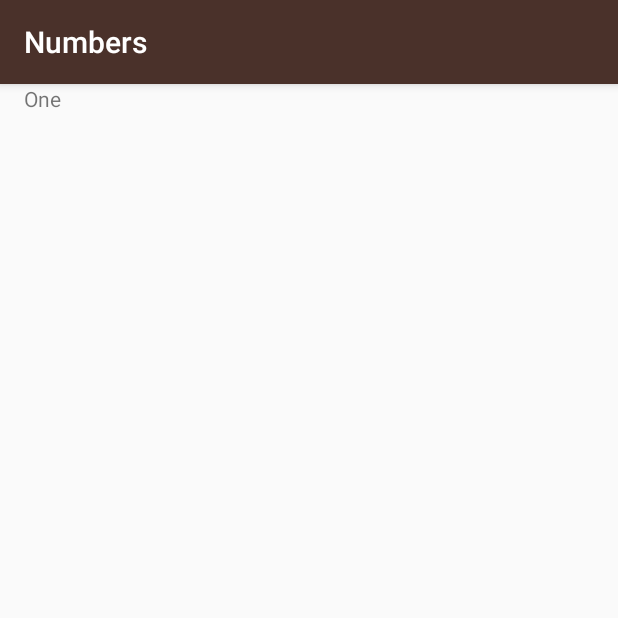
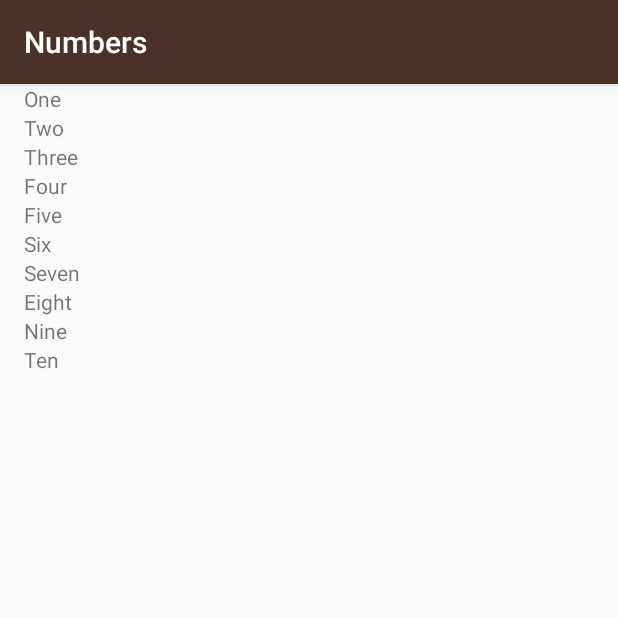
Before and after one commit to topouzid/miwok, an Android app: the NumbersActivity screen opened directly, with no data from a screen before it, on a phone screen of 412 x 824 dp, the top half of it. Run offline under Robolectric (Android 15) with nearby library versions, the phone set to English and light mode, and no system bars.

Commit message:
Three ways of implementing view lists. 1: TextViewList (arraylist of textviews) implemented. While loop. 2: TextViewList (arraylist of textviews) implemented. For Loop. 3: TextView (same for each iterration of the loop).

```diff
--- a/app/src/main/java/com/example/android/miwok/NumbersActivity.java
+++ b/app/src/main/java/com/example/android/miwok/NumbersActivity.java
@@ -17,28 +17,35 @@ public class NumbersActivity extends AppCompatActivity {
         setContentView(R.layout.activity_numbers);
 
         Intent startupIntent = getIntent();
-        String[] wordsArray = new String[10];
-        wordsArray[0] = "One";
-        wordsArray[1] = "Two";
-        wordsArray[2] = "Three";
-        wordsArray[3] = "Four";
-        wordsArray[4] = "Five";
-        wordsArray[5] = "Six";
-        wordsArray[6] = "Seven";
-        wordsArray[7] = "Eight";
-        wordsArray[8] = "Nine";
-        wordsArray[9] = "Ten";
-        Log.v("NumbersActivity", "Array Index 0 " + wordsArray[0]);
-        Log.v("NumbersActivity", "Array Index 1 " + wordsArray[1]);
-        Log.v("NumbersActivity", "Array Index 2 " + wordsArray[2]);
-        Log.v("NumbersActivity", "Array Index 3 " + wordsArray[3]);
-        Log.v("NumbersActivity", "Array Index 4 " + wordsArray[4]);
-        Log.v("NumbersActivity", "Array Index 5 " + wordsArray[5]);
-        Log.v("NumbersActivity", "Array Index 6 " + wordsArray[6]);
-        Log.v("NumbersActivity", "Array Index 7 " + wordsArray[7]);
-        Log.v("NumbersActivity", "Array Index 8 " + wordsArray[8]);
-        Log.v("NumbersActivity", "Array Index 9 " + wordsArray[9]);
 
+        /**
+         * Words are stored in an array of size 10
+         */
+//        String[] wordsArray = new String[10];
+//        wordsArray[0] = "One";
+//        wordsArray[1] = "Two";
+//        wordsArray[2] = "Three";
+//        wordsArray[3] = "Four";
+//        wordsArray[4] = "Five";
+//        wordsArray[5] = "Six";
+//        wordsArray[6] = "Seven";
+//        wordsArray[7] = "Eight";
+//        wordsArray[8] = "Nine";
+//        wordsArray[9] = "Ten";
+//        Log.v("NumbersActivity", "Array Index 0 " + wordsArray[0]);
+//        Log.v("NumbersActivity", "Array Index 1 " + wordsArray[1]);
+//        Log.v("NumbersActivity", "Array Index 2 " + wordsArray[2]);
+//        Log.v("NumbersActivity", "Array Index 3 " + wordsArray[3]);
+//        Log.v("NumbersActivity", "Array Index 4 " + wordsArray[4]);
+//        Log.v("NumbersActivity", "Array Index 5 " + wordsArray[5]);
+//        Log.v("NumbersActivity", "Array Index 6 " + wordsArray[6]);
+//        Log.v("NumbersActivity", "Array Index 7 " + wordsArray[7]);
+//        Log.v("NumbersActivity", "Array Index 8 " + wordsArray[8]);
+//        Log.v("NumbersActivity", "Array Index 9 " + wordsArray[9]);
+
+        /**
+         * Words are stored in an arrayList
+         */
         ArrayList<String> words = new ArrayList<String>();
         words.add("One");
         words.add("Two");
@@ -50,20 +57,74 @@ public class NumbersActivity extends AppCompatActivity {
         words.add("Eight");
         words.add("Nine");
         words.add("Ten");
-        Log.v("NumbersActivity", "ArrayList Index 0 " + words.get(0));
-        Log.v("NumbersActivity", "ArrayList Index 1 " + words.get(1));
-        Log.v("NumbersActivity", "ArrayList Index 2 " + words.get(2));
-        Log.v("NumbersActivity", "ArrayList Index 3 " + words.get(3));
-        Log.v("NumbersActivity", "ArrayList Index 4 " + words.get(4));
-        Log.v("NumbersActivity", "ArrayList Index 5 " + words.get(5));
-        Log.v("NumbersActivity", "ArrayList Index 6 " + words.get(6));
-        Log.v("NumbersActivity", "ArrayList Index 7 " + words.get(7));
-        Log.v("NumbersActivity", "ArrayList Index 8 " + words.get(8));
-        Log.v("NumbersActivity", "ArrayList Index 9 " + words.get(9));
+//        Log.v("NumbersActivity", "ArrayList Index 0 " + words.get(0));
+//        Log.v("NumbersActivity", "ArrayList Index 1 " + words.get(1));
+//        Log.v("NumbersActivity", "ArrayList Index 2 " + words.get(2));
+//        Log.v("NumbersActivity", "ArrayList Index 3 " + words.get(3));
+//        Log.v("NumbersActivity", "ArrayList Index 4 " + words.get(4));
+//        Log.v("NumbersActivity", "ArrayList Index 5 " + words.get(5));
+//        Log.v("NumbersActivity", "ArrayList Index 6 " + words.get(6));
+//        Log.v("NumbersActivity", "ArrayList Index 7 " + words.get(7));
+//        Log.v("NumbersActivity", "ArrayList Index 8 " + words.get(8));
+//        Log.v("NumbersActivity", "ArrayList Index 9 " + words.get(9));
 
+        /**
+         * Create the main view
+         * @variable rootView
+         */
         LinearLayout rootView = (LinearLayout) findViewById(R.id.rootView);
-        TextView wordView = new TextView(this);
-        wordView.setText(words.get(0));
-        rootView.addView(wordView);
+
+        /**
+         * Manually create textViews one by one,
+         * set text, add textViews to main view
+         */
+//        TextView wordView = new TextView(this);
+//        wordView.setText(words.get(0));
+//        rootView.addView(wordView);
+//
+//        TextView wordView2 = new TextView(this);
+//        wordView2.setText(words.get(1));
+//        rootView.addView(wordView2);
+
+        /**
+         * Create the an arrayList of textviews using while loop,
+         * add each textview to the main view.
+         */
+//        int arraySize = words.size();
+        int index = 0;
+        ArrayList<TextView> wordViewList = new ArrayList<TextView>();
+        while (index < words.size()) {
+            wordViewList.add(new TextView(this));
+            wordViewList.get(index).setText(words.get(index));
+            rootView.addView(wordViewList.get(index));
+            Log.v("NumbersActivity", "While Loop/ Index: "+index+", ArraySize: "+words.size()+", Word: "+words.get(index));
+            index++;
+        }
+
+        /**
+         * Create an arraylist of textViews using for loop,
+         * add each textView to the main view.
+         */
+//        ArrayList<TextView> wordViewList = new ArrayList<TextView>();
+//        for (int index = 0; index < words.size(); index++) {
+//            wordViewList.add(new TextView(this));
+//            wordViewList.get(index).setText(words.get(index));
+//            rootView.addView(wordViewList.get(index));
+//            Log.v("NumbersActivity", "For Loop/ Index: "+index+", ArraySize: "+words.size()+", Word: "+words.get(index));
+//        }
+
+        /**
+         * Create a textView, set word, add to main view,
+         * repeat for all words in the list.
+         * All textviews have the same name.
+         */
+//        for (int index = 0; index < words.size(); index++) {
+//            TextView newTextView = new TextView(this);
+//            newTextView.setText(words.get(index));
+//            rootView.addView(newTextView);
+//            Log.v("NumbersActivity", "For Loop/ Index: "+index+", ArraySize: "+words.size()+", Word: "+words.get(index));
+//        }
+
+
     }
 }
```
